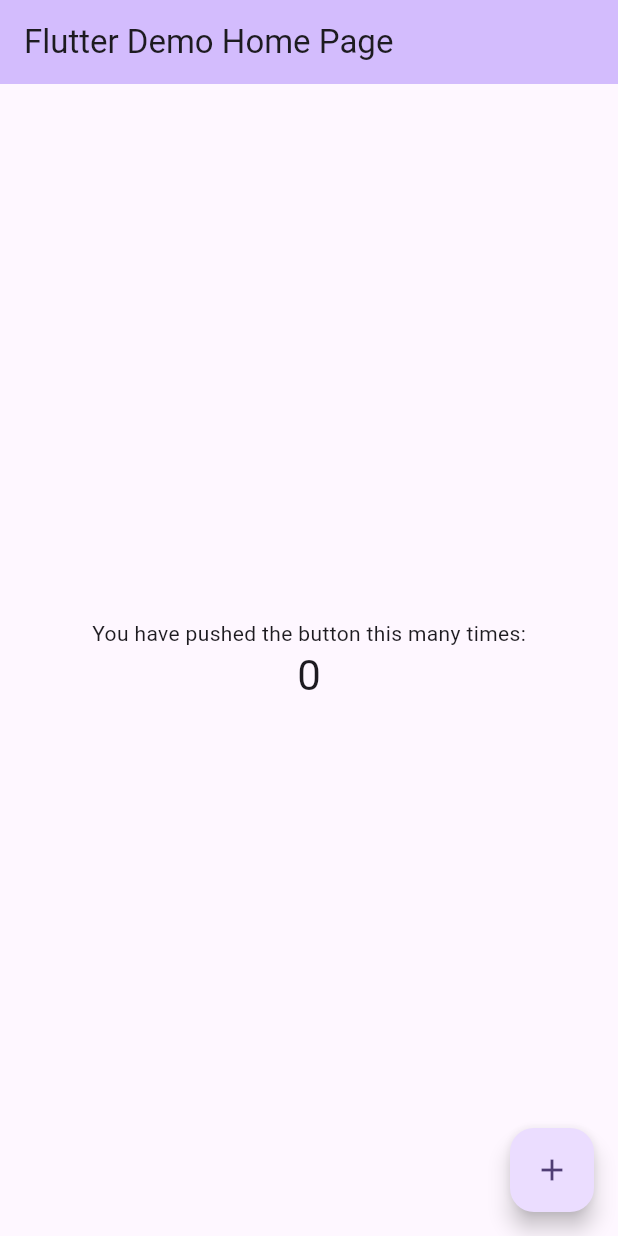
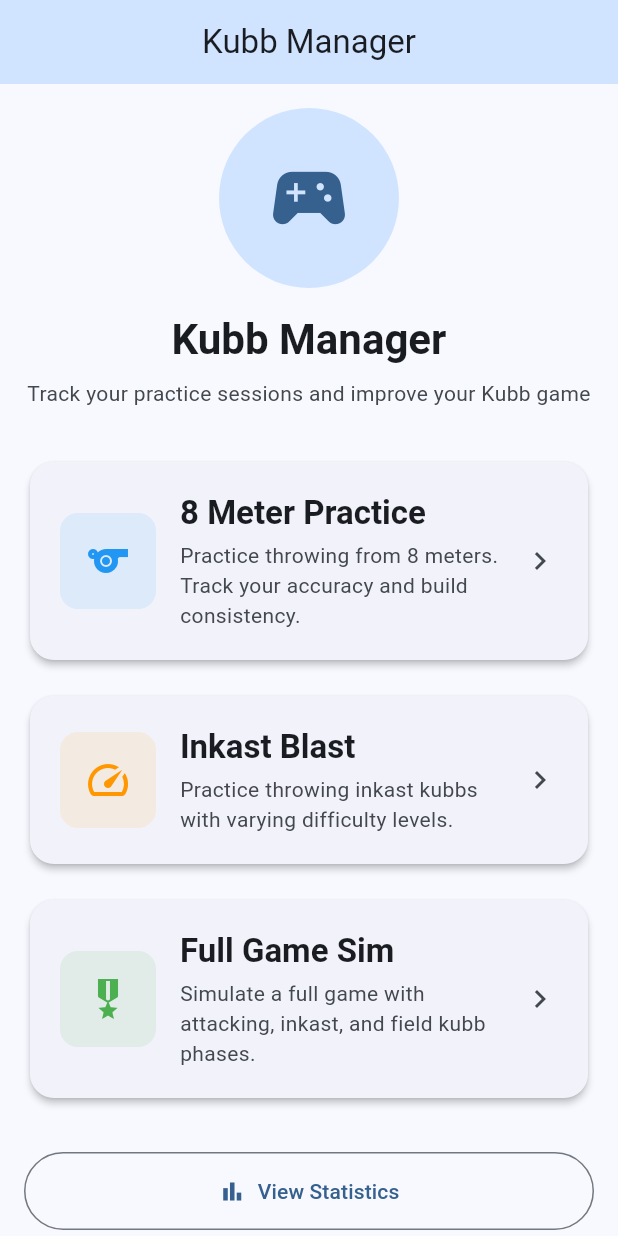
Before and after one commit to ST-Superman/KubbManager-Flutter, a Flutter app: the screen it shows after launch, on a phone screen of 412 x 824 dp. Run offline on Flutter 3.47's test engine with Material 3 defaults, Android fonts, the phone set to English and light mode, and no system bars; our stand-ins replace shared_preferences, sqflite; accounts and stored records are empty.

Commit message:
Implement main app structure and landing page
Step 10 complete - Main Navigation Structure:
- Updated main.dart with Provider setup for SessionManager
- Material 3 theming with blue color scheme
- Created LandingPage view with three training mode cards
- 8 Meter Practice, Inkast Blast, Full Game Sim
- Statistics and History buttons (UI ready, functionality pending)
- Modern Material Design with cards and icons

```diff
--- a/lib/main.dart
+++ b/lib/main.dart
@@ -1,122 +1,52 @@
 import 'package:flutter/material.dart';
+import 'package:provider/provider.dart';
+import 'services/session_manager.dart';
+import 'views/landing_page.dart';
 
 void main() {
-  runApp(const MyApp());
+  runApp(const KubbManagerApp());
 }
 
-class MyApp extends StatelessWidget {
-  const MyApp({super.key});
+class KubbManagerApp extends StatelessWidget {
+  const KubbManagerApp({super.key});
 
-  // This widget is the root of your application.
   @override
   Widget build(BuildContext context) {
-    return MaterialApp(
-      title: 'Flutter Demo',
-      theme: ThemeData(
-        // This is the theme of your application.
-        //
-        // TRY THIS: Try running your application with "flutter run". You'll see
-        // the application has a purple toolbar. Then, without quitting the app,
-        // try changing the seedColor in the colorScheme below to Colors.green
-        // and then invoke "hot reload" (save your changes or press the "hot
-        // reload" button in a Flutter-supported IDE, or press "r" if you used
-        // the command line to start the app).
-        //
-        // Notice that the counter didn't reset back to zero; the application
-        // state is not lost during the reload. To reset the state, use hot
-        // restart instead.
-        //
-        // This works for code too, not just values: Most code changes can be
-        // tested with just a hot reload.
-        colorScheme: ColorScheme.fromSeed(seedColor: Colors.deepPurple),
+    return ChangeNotifierProvider(
+      create: (_) => SessionManager(),
+      child: MaterialApp(
+        title: 'Kubb Manager',
+        debugShowCheckedModeBanner: false,
+        theme: ThemeData(
+          colorScheme: ColorScheme.fromSeed(
+            seedColor: Colors.blue,
+            brightness: Brightness.light,
+          ),
+          useMaterial3: true,
+          appBarTheme: const AppBarTheme(
+            centerTitle: true,
+            elevation: 0,
+          ),
+          cardTheme: CardTheme(
+            elevation: 2,
+            shape: RoundedRectangleBorder(
+              borderRadius: BorderRadius.circular(16),
+            ),
+          ),
+          elevatedButtonTheme: ElevatedButtonThemeData(
+            style: ElevatedButton.styleFrom(
+              padding: const EdgeInsets.symmetric(
+                horizontal: 32,
+                vertical: 16,
+              ),
+              shape: RoundedRectangleBorder(
+                borderRadius: BorderRadius.circular(12),
+              ),
+            ),
+          ),
+        ),
+        home: const LandingPage(),
       ),
-      home: const MyHomePage(title: 'Flutter Demo Home Page'),
     );
   }
 }
-
-class MyHomePage extends StatefulWidget {
-  const MyHomePage({super.key, required this.title});
-
-  // This widget is the home page of your application. It is stateful, meaning
-  // that it has a State object (defined below) that contains fields that affect
-  // how it looks.
-
-  // This class is the configuration for the state. It holds the values (in this
-  // case the title) provided by the parent (in this case the App widget) and
-  // used by the build method of the State. Fields in a Widget subclass are
-  // always marked "final".
-
-  final String title;
-
-  @override
-  State<MyHomePage> createState() => _MyHomePageState();
-}
-
-class _MyHomePageState extends State<MyHomePage> {
-  int _counter = 0;
-
-  void _incrementCounter() {
-    setState(() {
-      // This call to setState tells the Flutter framework that something has
-      // changed in this State, which causes it to rerun the build method below
-      // so that the display can reflect the updated values. If we changed
-      // _counter without calling setState(), then the build method would not be
-      // called again, and so nothing would appear to happen.
-      _counter++;
-    });
-  }
-
-  @override
-  Widget build(BuildContext context) {
-    // This method is rerun every time setState is called, for instance as done
-    // by the _incrementCounter method above.
-    //
-    // The Flutter framework has been optimized to make rerunning build methods
-    // fast, so that you can just rebuild anything that needs updating rather
-    // than having to individually change instances of widgets.
-    return Scaffold(
-      appBar: AppBar(
-        // TRY THIS: Try changing the color here to a specific color (to
-        // Colors.amber, perhaps?) and trigger a hot reload to see the AppBar
-        // change color while the other colors stay the same.
-        backgroundColor: Theme.of(context).colorScheme.inversePrimary,
-        // Here we take the value from the MyHomePage object that was created by
-        // the App.build method, and use it to set our appbar title.
-        title: Text(widget.title),
-      ),
-      body: Center(
-        // Center is a layout widget. It takes a single child and positions it
-        // in the middle of the parent.
-        child: Column(
-          // Column is also a layout widget. It takes a list of children and
-          // arranges them vertically. By default, it sizes itself to fit its
-          // children horizontally, and tries to be as tall as its parent.
-          //
-          // Column has various properties to control how it sizes itself and
-          // how it positions its children. Here we use mainAxisAlignment to
-          // center the children vertically; the main axis here is the vertical
-          // axis because Columns are vertical (the cross axis would be
-          // horizontal).
-          //
-          // TRY THIS: Invoke "debug painting" (choose the "Toggle Debug Paint"
-          // action in the IDE, or press "p" in the console), to see the
-          // wireframe for each widget.
-          mainAxisAlignment: MainAxisAlignment.center,
-          children: <Widget>[
-            const Text('You have pushed the button this many times:'),
-            Text(
-              '$_counter',
-              style: Theme.of(context).textTheme.headlineMedium,
-            ),
-          ],
-        ),
-      ),
-      floatingActionButton: FloatingActionButton(
-        onPressed: _incrementCounter,
-        tooltip: 'Increment',
-        child: const Icon(Icons.add),
-      ), // This trailing comma makes auto-formatting nicer for build methods.
-    );
-  }
-}
--- /dev/null
+++ b/lib/views/landing_page.dart
@@ -0,0 +1,226 @@
+import 'package:flutter/material.dart';
+
+/// Landing page showing training mode options
+class LandingPage extends StatelessWidget {
+  const LandingPage({super.key});
+
+  @override
+  Widget build(BuildContext context) {
+    return Scaffold(
+      appBar: AppBar(
+        title: const Text('Kubb Manager'),
+        backgroundColor: Theme.of(context).colorScheme.primaryContainer,
+      ),
+      body: SingleChildScrollView(
+        padding: const EdgeInsets.all(16.0),
+        child: Column(
+          crossAxisAlignment: CrossAxisAlignment.stretch,
+          children: [
+            // App Header
+            const _AppHeader(),
+            const SizedBox(height: 32),
+
+            // Training Mode Cards
+            _TrainingModeCard(
+              title: '8 Meter Practice',
+              description:
+                  'Practice throwing from 8 meters. Track your accuracy and build consistency.',
+              icon: Icons.sports,
+              color: Colors.blue,
+              onTap: () {
+                // TODO: Navigate to 8 Meter Practice
+                _showComingSoon(context, '8 Meter Practice');
+              },
+            ),
+            const SizedBox(height: 16),
+
+            _TrainingModeCard(
+              title: 'Inkast Blast',
+              description:
+                  'Practice throwing inkast kubbs with varying difficulty levels.',
+              icon: Icons.speed,
+              color: Colors.orange,
+              onTap: () {
+                // TODO: Navigate to Inkast Blast
+                _showComingSoon(context, 'Inkast Blast');
+              },
+            ),
+            const SizedBox(height: 16),
+
+            _TrainingModeCard(
+              title: 'Full Game Sim',
+              description:
+                  'Simulate a full game with attacking, inkast, and field kubb phases.',
+              icon: Icons.military_tech,
+              color: Colors.green,
+              onTap: () {
+                // TODO: Navigate to Full Game Sim
+                _showComingSoon(context, 'Full Game Sim');
+              },
+            ),
+            const SizedBox(height: 32),
+
+            // Stats Button
+            OutlinedButton.icon(
+              onPressed: () {
+                _showComingSoon(context, 'Statistics');
+              },
+              icon: const Icon(Icons.bar_chart),
+              label: const Text('View Statistics'),
+              style: OutlinedButton.styleFrom(
+                padding: const EdgeInsets.all(16),
+              ),
+            ),
+            const SizedBox(height: 16),
+
+            // History Button
+            OutlinedButton.icon(
+              onPressed: () {
+                _showComingSoon(context, 'Session History');
+              },
+              icon: const Icon(Icons.history),
+              label: const Text('Session History'),
+              style: OutlinedButton.styleFrom(
+                padding: const EdgeInsets.all(16),
+              ),
+            ),
+          ],
+        ),
+      ),
+    );
+  }
+
+  void _showComingSoon(BuildContext context, String feature) {
+    ScaffoldMessenger.of(context).showSnackBar(
+      SnackBar(
+        content: Text('$feature - Coming Soon!'),
+        duration: const Duration(seconds: 2),
+      ),
+    );
+  }
+}
+
+/// App header with logo and description
+class _AppHeader extends StatelessWidget {
+  const _AppHeader();
+
+  @override
+  Widget build(BuildContext context) {
+    return Column(
+      children: [
+        // Logo placeholder
+        Container(
+          width: 120,
+          height: 120,
+          decoration: BoxDecoration(
+            color: Theme.of(context).colorScheme.primaryContainer,
+            shape: BoxShape.circle,
+          ),
+          child: Icon(
+            Icons.sports_esports,
+            size: 60,
+            color: Theme.of(context).colorScheme.primary,
+          ),
+        ),
+        const SizedBox(height: 16),
+
+        // App Title
+        Text(
+          'Kubb Manager',
+          style: Theme.of(context).textTheme.headlineMedium?.copyWith(
+                fontWeight: FontWeight.bold,
+              ),
+        ),
+        const SizedBox(height: 8),
+
+        // Description
+        Text(
+          'Track your practice sessions and improve your Kubb game',
+          style: Theme.of(context).textTheme.bodyMedium?.copyWith(
+                color: Theme.of(context).colorScheme.onSurfaceVariant,
+              ),
+          textAlign: TextAlign.center,
+        ),
+      ],
+    );
+  }
+}
+
+/// Training mode card widget
+class _TrainingModeCard extends StatelessWidget {
+  final String title;
+  final String description;
+  final IconData icon;
+  final Color color;
+  final VoidCallback onTap;
+
+  const _TrainingModeCard({
+    required this.title,
+    required this.description,
+    required this.icon,
+    required this.color,
+    required this.onTap,
+  });
+
+  @override
+  Widget build(BuildContext context) {
+    return Card(
+      clipBehavior: Clip.antiAlias,
+      child: InkWell(
+        onTap: onTap,
+        child: Padding(
+          padding: const EdgeInsets.all(20.0),
+          child: Row(
+            children: [
+              // Icon
+              Container(
+                width: 64,
+                height: 64,
+                decoration: BoxDecoration(
+                  color: color.withOpacity(0.1),
+                  borderRadius: BorderRadius.circular(12),
+                ),
+                child: Icon(
+                  icon,
+                  size: 32,
+                  color: color,
+                ),
+              ),
+              const SizedBox(width: 16),
+
+              // Content
+              Expanded(
+                child: Column(
+                  crossAxisAlignment: CrossAxisAlignment.start,
+                  children: [
+                    Text(
+                      title,
+                      style:
+                          Theme.of(context).textTheme.titleLarge?.copyWith(
+                                fontWeight: FontWeight.bold,
+                              ),
+                    ),
+                    const SizedBox(height: 4),
+                    Text(
+                      description,
+                      style: Theme.of(context).textTheme.bodyMedium?.copyWith(
+                            color:
+                                Theme.of(context).colorScheme.onSurfaceVariant,
+                          ),
+                    ),
+                  ],
+                ),
+              ),
+
+              // Arrow
+              Icon(
+                Icons.chevron_right,
+                color: Theme.of(context).colorScheme.onSurfaceVariant,
+              ),
+            ],
+          ),
+        ),
+      ),
+    );
+  }
+}
```
